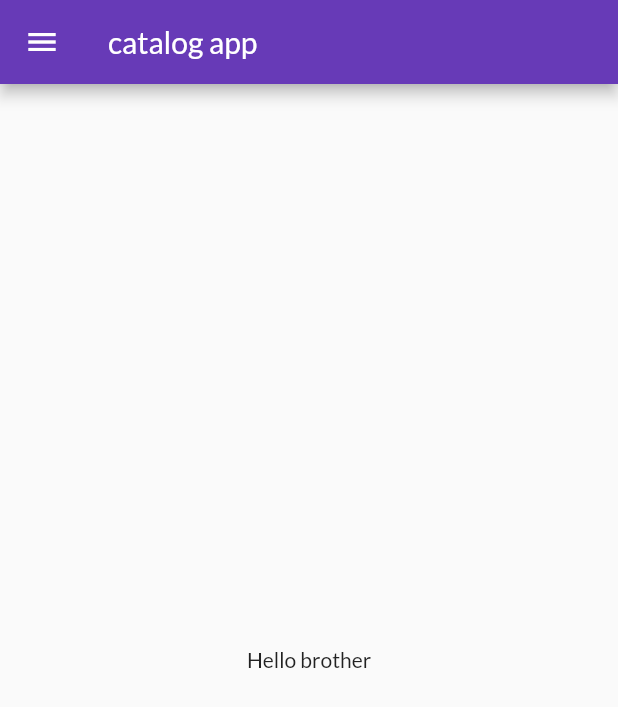
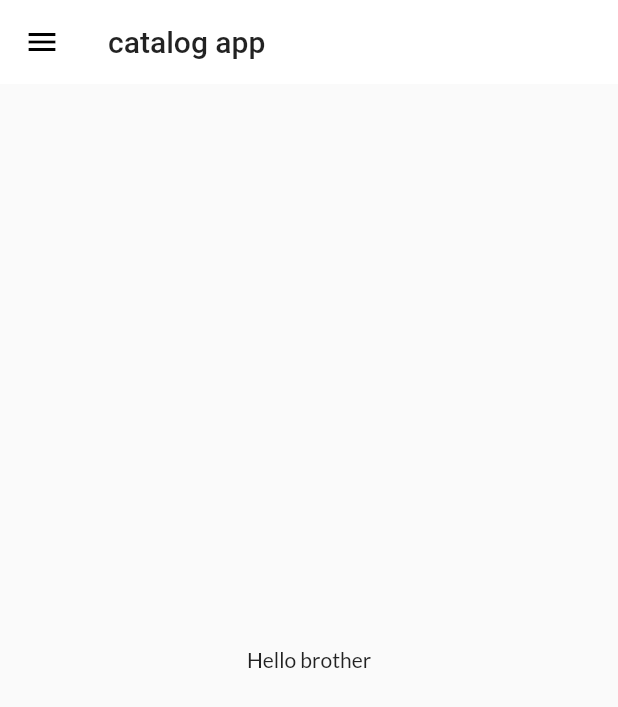
Before and after one commit to smv8960/Flutter_Catalog_app, a Flutter app: the screen it shows after launch, on a phone screen of 412 x 824 dp. Shown: the top 707 px of the screen. Run offline on Flutter 3.47's test engine with Material 2 defaults, Android fonts, the phone set to English and light mode, and no system bars; our stand-ins replace google_fonts.

Commit message:
themes extracted

```diff
--- a/lib/main.dart
+++ b/lib/main.dart
@@ -1,8 +1,8 @@
 import 'package:catalog/pages/homepage.dart';
 import 'package:catalog/pages/login_page.dart';
 import 'package:catalog/utils/myroutes.dart';
+import 'package:catalog/widgets/themes.dart';
 import 'package:flutter/material.dart';
-import 'package:google_fonts/google_fonts.dart';
 
 void main() {
   runApp(MyApp());
@@ -14,12 +14,8 @@ class MyApp extends StatelessWidget {
     return MaterialApp(
       debugShowCheckedModeBanner: false,
       themeMode: ThemeMode.light,
-      theme: ThemeData(
-        primarySwatch: Colors.deepPurple,
-        fontFamily: GoogleFonts.lato().fontFamily,
-        //primaryTextTheme: GoogleFonts.latoTextTheme()
-      ),
-      darkTheme: ThemeData(brightness: Brightness.dark),
+      theme: MyTheme.lightTheme(context),
+      darkTheme: MyTheme.darkTheme(context),
       initialRoute: MyRoutes.homeRoute,
       routes: {
         "/": (context) => LoginPage(),
--- /dev/null
+++ b/lib/widgets/themes.dart
@@ -0,0 +1,18 @@
+import 'package:flutter/material.dart';
+import 'package:google_fonts/google_fonts.dart';
+
+class MyTheme {
+  static ThemeData lightTheme(BuildContext context) => ThemeData(
+      primarySwatch: Colors.deepPurple,
+      fontFamily: GoogleFonts.lato().fontFamily,
+      appBarTheme: AppBarTheme(
+        color: Colors.white,
+        elevation: 0.0,
+        textTheme: Theme.of(context).textTheme,
+        iconTheme: IconThemeData(color: Colors.black),
+      )
+      //primaryTextTheme: GoogleFonts.latoTextTheme()
+      );
+  static ThemeData darkTheme(BuildContext context) =>
+      ThemeData(brightness: Brightness.dark);
+}
```
